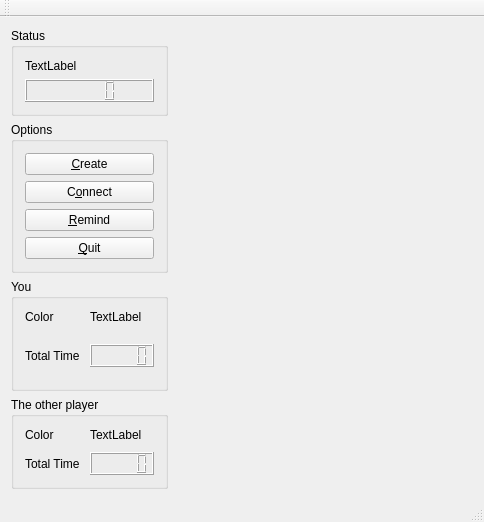
Above: mainwindow.ui from Lucinda-Aemilia/Gomoku before the change. Below: the same form after it.
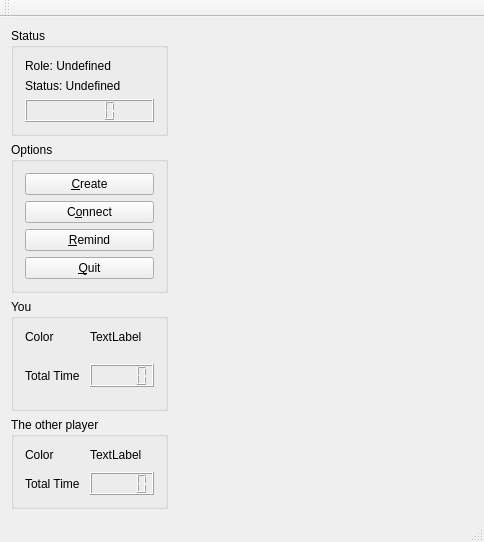
That is the form after the change. Custom widgets are drawn as their Qt base class.

What changed in the file:
```diff
--- a/mainwindow.ui
+++ b/mainwindow.ui
@@ -23,10 +23,17 @@
          <string>Status</string>
         </property>
         <layout class="QVBoxLayout" name="verticalLayout_2">
+         <item>
+          <widget class="QLabel" name="roleLabel">
+           <property name="text">
+            <string>Role: Undefined</string>
+           </property>
+          </widget>
+         </item>
          <item>
           <widget class="QLabel" name="statusLabel">
            <property name="text">
-            <string>TextLabel</string>
+            <string>Status: Undefined</string>
            </property>
           </widget>
          </item>
```
